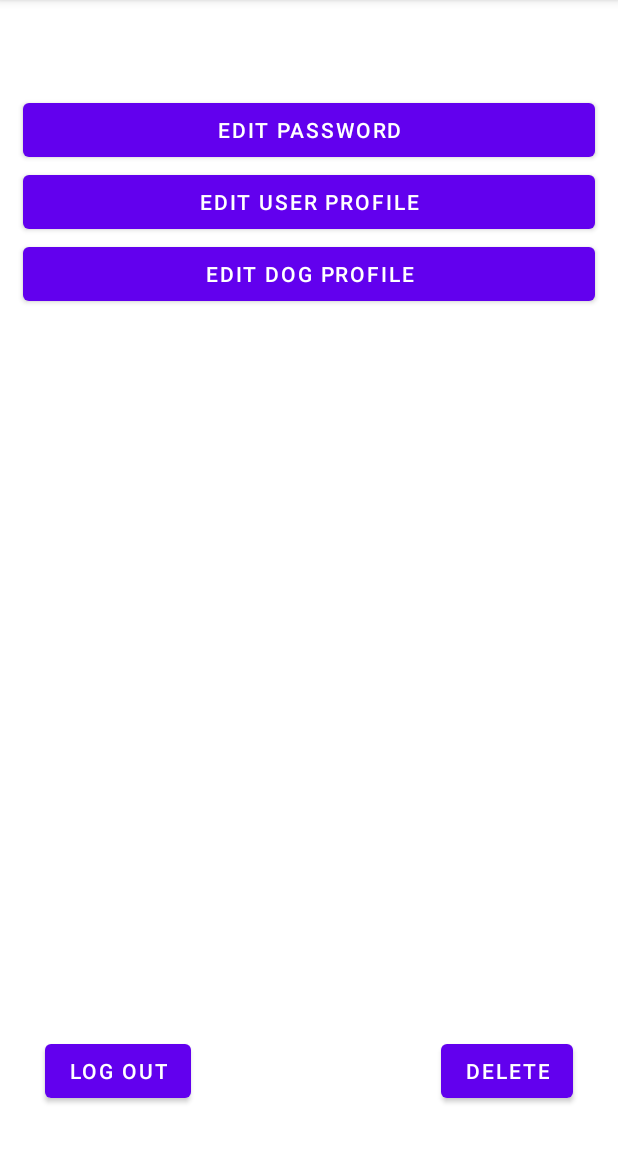
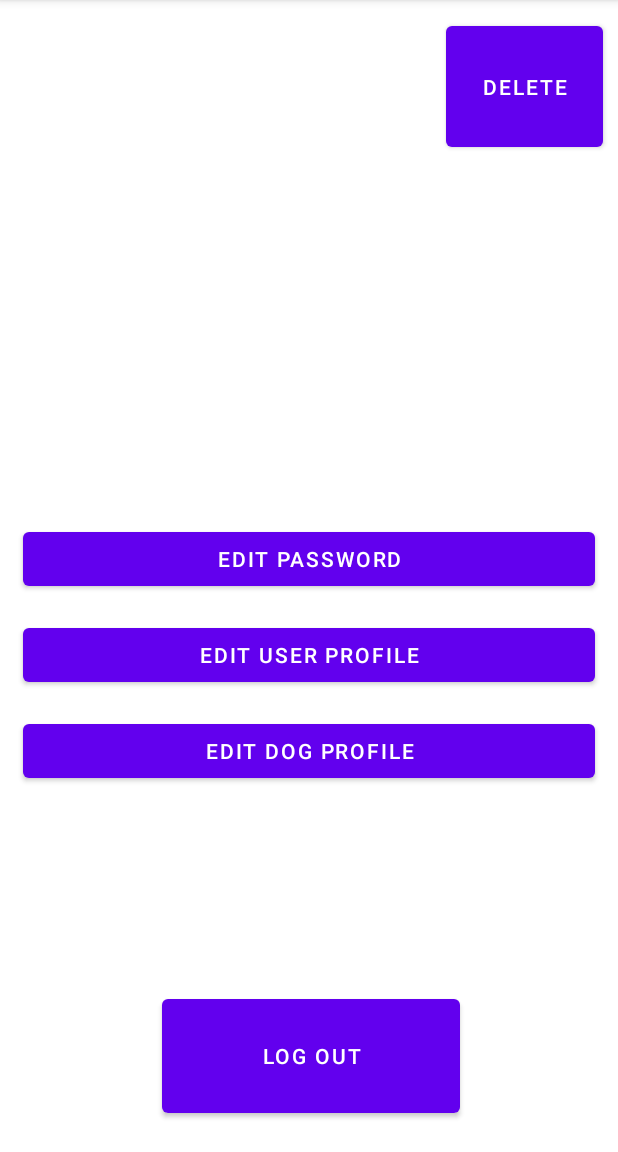
Before and after one commit to sabrinugh/Whistle, an Android app: the MainActivity screen opened directly, with no data from a screen before it, after a tap on "SETTING", on a phone screen of 412 x 824 dp, the part 84-1236 px from its top. Run offline under Robolectric (Android 15) with nearby library versions, the phone set to English and light mode, and no system bars; our stand-ins replace Firebase (no records; nobody signed in at launch, a user with empty details on screens opened directly); libraries missing offline, so code that uses them is left out: com.daprlabs.cardstack; 4 statements that could not run were skipped.

Commit message:
Fixed the layout of the whole ui Im going to bed b4 i die

```diff
--- a/app/src/main/res/layout/activity_edit_dog.xml
+++ b/app/src/main/res/layout/activity_edit_dog.xml
@@ -112,7 +112,9 @@
         android:layout_width="match_parent"
         android:layout_height="wrap_content"
         android:layout_above="@+id/deleteDog"
-        android:text="Edit Dog Profile" />
+        android:text="Edit Dog Profile"
+        android:layout_marginLeft="100dp"
+        android:layout_marginRight="100dp"/>
 
     <Button
         android:id="@+id/deleteDog"
@@ -120,6 +122,8 @@
         android:layout_height="wrap_content"
         android:layout_alignParentBottom="true"
         android:layout_marginBottom="10dp"
+        android:layout_marginLeft="100dp"
+        android:layout_marginRight="100dp"
         android:text="Delete Dog"/>
 
 
--- a/app/src/main/res/layout/activity_settin_page.xml
+++ b/app/src/main/res/layout/activity_settin_page.xml
@@ -1,27 +1,15 @@
 <?xml version="1.0" encoding="utf-8"?>
-<RelativeLayout xmlns:android="http://schemas.android.com/apk/res/android"
-    xmlns:app="http://schemas.android.com/apk/res-auto"
-    xmlns:tools="http://schemas.android.com/tools"
+<RelativeLayout
+    xmlns:android="http://schemas.android.com/apk/res/android"
     android:layout_width="match_parent"
-    android:layout_height="match_parent"
-    tools:context=".settinPage">
-
-    <!--    need to change the ImageView id-->
-
-<!--     <ImageView-->
-<!--        android:id="@+id/dogImage"-->
-<!--        android:layout_width="200dp"-->
-<!--        android:layout_height="200dp"-->
-<!--        android:layout_centerHorizontal="true"-->
-<!--        android:layout_marginTop="25dp"-->
-<!--        android:src="@drawable/default_image" />-->
+    android:layout_height="match_parent">
 
     <TextView
         android:id="@+id/userID"
         android:layout_width="wrap_content"
         android:layout_height="wrap_content"
         android:layout_centerHorizontal="true"
-        android:layout_marginTop="30dp"
+        android:layout_marginTop="300dp"
         android:text="User ID"
         android:textSize="24dp" />
 
@@ -30,8 +18,9 @@
         android:layout_width="match_parent"
         android:layout_height="wrap_content"
         android:layout_below="@id/userID"
-        android:layout_marginLeft="15dp"
-        android:layout_marginRight="15dp"
+        android:layout_marginStart="15dp"
+        android:layout_marginEnd="15dp"
+        android:layout_marginTop="16dp"
         android:text="Edit Password" />
 
     <Button
@@ -39,8 +28,9 @@
         android:layout_width="match_parent"
         android:layout_height="wrap_content"
         android:layout_below="@id/editPassword"
-        android:layout_marginLeft="15dp"
-        android:layout_marginRight="15dp"
+        android:layout_marginStart="15dp"
+        android:layout_marginEnd="15dp"
+        android:layout_marginTop="16dp"
         android:text="Edit User Profile" />
 
     <Button
@@ -48,31 +38,40 @@
         android:layout_width="match_parent"
         android:layout_height="wrap_content"
         android:layout_below="@id/editUserProfile"
-        android:layout_marginLeft="15dp"
-        android:layout_marginRight="15dp"
+        android:layout_marginStart="15dp"
+        android:layout_marginEnd="15dp"
+        android:layout_marginTop="16dp"
         android:text="Edit Dog Profile" />
-
-
-    <!--LogOut and Delete    -->
 
     <Button
         android:id="@+id/logOut"
         android:layout_width="wrap_content"
         android:layout_height="wrap_content"
+        android:layout_alignParentStart="true"
+        android:layout_alignParentTop="true"
+        android:layout_alignParentEnd="true"
         android:layout_alignParentBottom="true"
-        android:layout_marginLeft="30dp"
-        android:layout_marginBottom="30dp"
+        android:layout_centerHorizontal="true"
+        android:layout_marginStart="108dp"
+        android:layout_marginLeft="100dp"
+        android:layout_marginTop="660dp"
+        android:layout_marginEnd="105dp"
+        android:layout_marginRight="100dp"
+        android:layout_marginBottom="20dp"
         android:text="Log Out" />
 
     <Button
         android:id="@+id/deleteAccount"
-        android:layout_width="wrap_content"
-        android:layout_height="wrap_content"
-        android:layout_alignParentRight="true"
+        android:layout_width="104dp"
+        android:layout_height="55dp"
+        android:layout_alignParentStart="true"
+        android:layout_alignParentTop="true"
+        android:layout_alignParentEnd="true"
         android:layout_alignParentBottom="true"
-        android:layout_marginRight="30dp"
-        android:layout_marginBottom="30dp"
+        android:layout_marginStart="297dp"
+        android:layout_marginTop="11dp"
+        android:layout_marginEnd="10dp"
+        android:layout_marginBottom="664dp"
         android:text="Delete" />
 
-
 </RelativeLayout>
```
Also changed, not shown: app/src/main/java/com/example/ddating/DeckAdapter.java (+5 -6 lines), app/src/main/res/layout/activity_add_dog_profile.xml (+17 -5 lines), app/src/main/res/layout/activity_add_user_profile.xml (+26 -17 lines), app/src/main/res/layout/activity_edit_password.xml (+16 -8 lines), app/src/main/res/layout/activity_eidt_user.xml (+53 -47 lines), app/src/main/res/layout/activity_log_in.xml (+17 -15 lines), app/src/main/res/layout/activity_main.xml (+7 -7 lines), app/src/main/res/layout/activity_register.xml (+28 -19 lines), app/src/main/res/layout/activity_start.xml (+24 -5 lines), app/src/main/res/layout/course_rv_item.xml (+12 -8 lines), app/src/main/res/drawable-v24/background.jpg (added).
